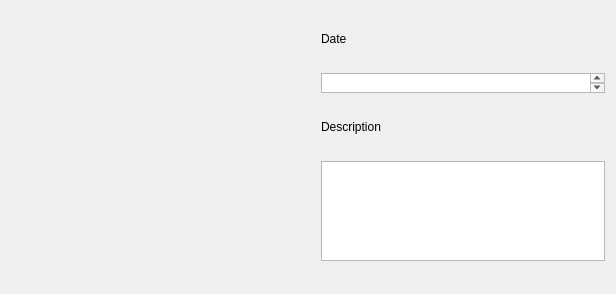
Qt form forms/radiographwidget.ui (DINOZYAVIER/hospital-manager) before a commit.
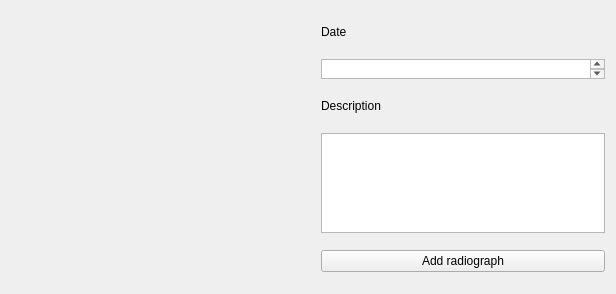
The same form after that commit.

Commit message: Replaced dialog window with button to add a photo.

Diff of the .ui file:
```diff
--- a/forms/radiographwidget.ui
+++ b/forms/radiographwidget.ui
@@ -108,6 +108,13 @@
        </property>
       </widget>
      </item>
+     <item>
+      <widget class="QPushButton" name="addRadiographButton">
+       <property name="text">
+        <string>Add radiograph</string>
+       </property>
+      </widget>
+     </item>
     </layout>
    </item>
   </layout>
```
The commit also changes 4 other files.
